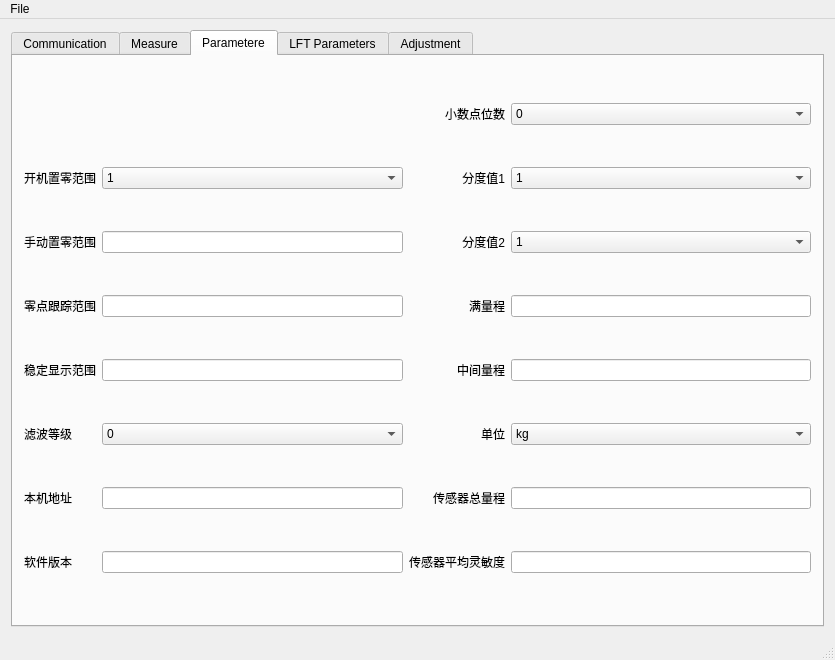
First picture: the form in mainwindow.ui, repository byteman/WFace, before the edit.
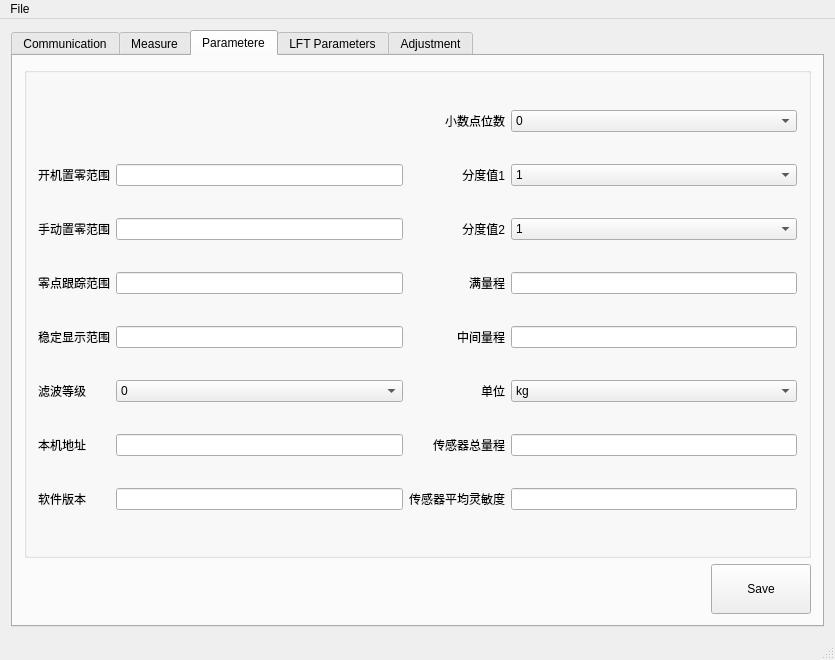
Second picture: the form after the edit. The open tabs and pages were chosen to show the change.

```diff
--- a/mainwindow.ui
+++ b/mainwindow.ui
@@ -36,7 +36,7 @@
        <string notr="true"/>
       </property>
       <property name="currentIndex">
-       <number>2</number>
+       <number>0</number>
       </property>
       <widget class="QWidget" name="tab">
        <attribute name="title">
@@ -596,7 +596,7 @@
           </property>
           <layout class="QHBoxLayout" name="horizontalLayout_6">
            <item>
-            <widget class="QPushButton" name="pushButton_3">
+            <widget class="QPushButton" name="btnGN">
              <property name="sizePolicy">
               <sizepolicy hsizetype="Minimum" vsizetype="Preferred">
                <horstretch>0</horstretch>
@@ -614,7 +614,7 @@
             </widget>
            </item>
            <item>
-            <widget class="QPushButton" name="pushButton_4">
+            <widget class="QPushButton" name="btnTare">
              <property name="sizePolicy">
               <sizepolicy hsizetype="Minimum" vsizetype="Preferred">
                <horstretch>0</horstretch>
@@ -632,7 +632,7 @@
             </widget>
            </item>
            <item>
-            <widget class="QPushButton" name="pushButton_5">
+            <widget class="QPushButton" name="btnZoom10">
              <property name="sizePolicy">
               <sizepolicy hsizetype="Minimum" vsizetype="Preferred">
                <horstretch>0</horstretch>
@@ -650,7 +650,7 @@
             </widget>
            </item>
            <item>
-            <widget class="QPushButton" name="pushButton_6">
+            <widget class="QPushButton" name="btnZero">
              <property name="sizePolicy">
               <sizepolicy hsizetype="Minimum" vsizetype="Preferred">
                <horstretch>0</horstretch>
@@ -668,10 +668,10 @@
             </widget>
            </item>
           </layout>
-          <zorder>pushButton_5</zorder>
-          <zorder>pushButton_6</zorder>
-          <zorder>pushButton_4</zorder>
-          <zorder>pushButton_3</zorder>
+          <zorder>btnZoom10</zorder>
+          <zorder>btnZero</zorder>
+          <zorder>btnTare</zorder>
+          <zorder>btnGN</zorder>
          </widget>
         </item>
        </layout>
@@ -683,6 +683,18 @@
        <attribute name="title">
         <string>Parametere</string>
        </attribute>
+       <layout class="QVBoxLayout" name="verticalLayout_4">
+        <item>
+         <widget class="QGroupBox" name="groupBox_4">
+          <property name="sizePolicy">
+           <sizepolicy hsizetype="Preferred" vsizetype="Expanding">
+            <horstretch>0</horstretch>
+            <verstretch>0</verstretch>
+           </sizepolicy>
+          </property>
+          <property name="title">
+           <string/>
+          </property>
        <layout class="QGridLayout" name="gridLayout_2">
         <item row="0" column="2">
          <widget class="QLabel" name="label_6">
@@ -742,28 +754,6 @@
           </property>
          </widget>
         </item>
-        <item row="1" column="1">
-         <widget class="QComboBox" name="cbxPwrZeroSpan">
-          <property name="styleSheet">
-           <string notr="true"/>
-          </property>
-          <item>
-           <property name="text">
-            <string>1</string>
-           </property>
-          </item>
-          <item>
-           <property name="text">
-            <string>2</string>
-           </property>
-          </item>
-          <item>
-           <property name="text">
-            <string>3</string>
-           </property>
-          </item>
-         </widget>
-        </item>
         <item row="1" column="2">
          <widget class="QLabel" name="label_8">
           <property name="sizePolicy">
@@ -832,6 +822,9 @@
           </property>
          </widget>
         </item>
+           <item row="2" column="1">
+            <widget class="QLineEdit" name="edtHandZeroSpan"/>
+           </item>
         <item row="2" column="2">
          <widget class="QLabel" name="label_9">
           <property name="sizePolicy">
@@ -900,6 +893,9 @@
           </property>
          </widget>
         </item>
+           <item row="3" column="1">
+            <widget class="QLineEdit" name="edtZeroSpan"/>
+           </item>
         <item row="3" column="2">
          <widget class="QLabel" name="label_5">
           <property name="sizePolicy">
@@ -932,6 +928,9 @@
           </property>
          </widget>
         </item>
+           <item row="4" column="1">
+            <widget class="QLineEdit" name="edtStableSpan"/>
+           </item>
         <item row="4" column="2">
          <widget class="QLabel" name="label_12">
           <property name="sizePolicy">
@@ -965,7 +964,7 @@
          </widget>
         </item>
         <item row="5" column="1">
-         <widget class="QComboBox" name="comboBox_11">
+            <widget class="QComboBox" name="cbxFilterLvl">
           <item>
            <property name="text">
             <string>0</string>
@@ -1047,7 +1046,7 @@
          </widget>
         </item>
         <item row="6" column="1">
-         <widget class="QLineEdit" name="lineEdit_7"/>
+            <widget class="QLineEdit" name="edtSlaveAddr"/>
         </item>
         <item row="6" column="2">
          <widget class="QLabel" name="label_7">
@@ -1066,7 +1065,7 @@
          </widget>
         </item>
         <item row="6" column="3">
-         <widget class="QLineEdit" name="lineEdit_3"/>
+            <widget class="QLineEdit" name="edtSensorFullSpan"/>
         </item>
         <item row="7" column="0">
          <widget class="QLabel" name="label_16">
@@ -1082,7 +1081,11 @@
          </widget>
         </item>
         <item row="7" column="1">
-         <widget class="QLineEdit" name="lineEdit_8"/>
+            <widget class="QLineEdit" name="edtVersion">
+             <property name="readOnly">
+              <bool>true</bool>
+             </property>
+            </widget>
         </item>
         <item row="7" column="2">
          <widget class="QLabel" name="label_14">
@@ -1101,16 +1104,43 @@
          </widget>
         </item>
         <item row="7" column="3">
-         <widget class="QLineEdit" name="lineEdit_5"/>
-        </item>
-        <item row="3" column="1">
-         <widget class="QLineEdit" name="edtZeroSpan"/>
-        </item>
-        <item row="4" column="1">
-         <widget class="QLineEdit" name="edtStableSpan"/>
+            <widget class="QLineEdit" name="edtSensorMv"/>
+           </item>
+           <item row="1" column="1">
+            <widget class="QLineEdit" name="edtPwrZeroSpan"/>
+           </item>
+          </layout>
+         </widget>
         </item>
-        <item row="2" column="1">
-         <widget class="QLineEdit" name="edtHandZeroSpan"/>
+        <item>
+         <layout class="QHBoxLayout" name="horizontalLayout_7">
+          <item>
+           <spacer name="horizontalSpacer_2">
+            <property name="orientation">
+             <enum>Qt::Horizontal</enum>
+            </property>
+            <property name="sizeHint" stdset="0">
+             <size>
+              <width>40</width>
+              <height>20</height>
+             </size>
+            </property>
+           </spacer>
+          </item>
+          <item>
+           <widget class="QPushButton" name="btnSave">
+            <property name="minimumSize">
+             <size>
+              <width>100</width>
+              <height>50</height>
+             </size>
+            </property>
+            <property name="text">
+             <string>Save</string>
+            </property>
+           </widget>
+          </item>
+         </layout>
         </item>
        </layout>
       </widget>
@@ -1134,7 +1164,7 @@
      <x>0</x>
      <y>0</y>
      <width>835</width>
-     <height>26</height>
+     <height>23</height>
     </rect>
    </property>
    <widget class="QMenu" name="menuChange">
```
Lines whose indentation alone changed are shown as unchanged.
